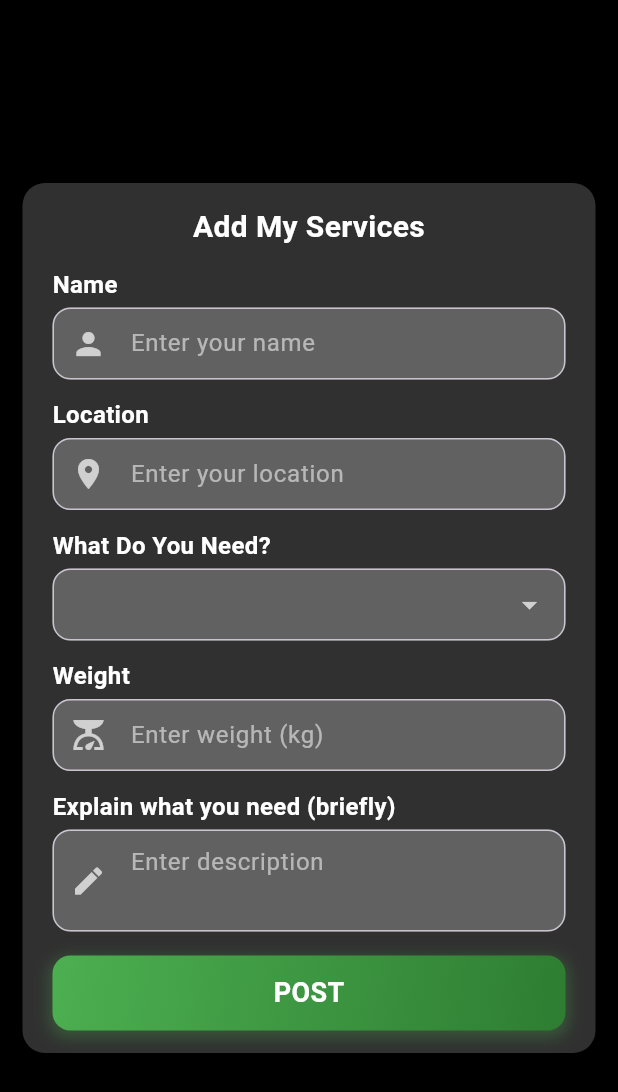
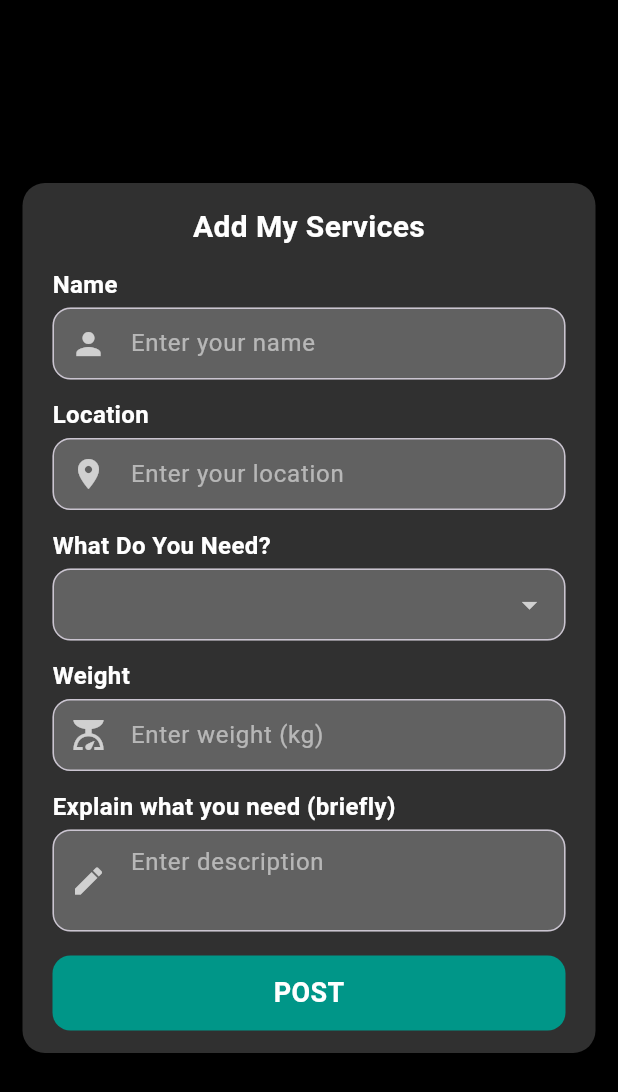
Before and after one commit to Joshuarupasinghe/bio_boost, a Flutter app: the AddMyServicesPage screen opened directly, on a phone screen of 412 x 824 dp. Shown: the top 1092 px of the screen. Run offline on Flutter 3.47's test engine with Material 3 defaults, Android fonts, the phone set to English and light mode, and no system bars; our stand-ins replace cloud_firestore, firebase_auth, firebase_core, fluttertoast, image_picker; accounts and stored records are empty.

Commit message:
enhanced benefit page & add my services
fixed and improved ui of benefit and add my services page

```diff
--- a/lib/screens/Add_MyServices.dart
+++ b/lib/screens/Add_MyServices.dart
@@ -46,7 +46,7 @@ class _AddMyServicesPageState extends State<AddMyServicesPage> {
                 borderRadius: BorderRadius.circular(15),
                 boxShadow: [
                   BoxShadow(
-                    color: Colors.black.withOpacity(0.3),
+                    color: Colors.black,
                     blurRadius: 10,
                     spreadRadius: 3,
                     offset: Offset(0, 4),
@@ -121,20 +121,8 @@ class _AddMyServicesPageState extends State<AddMyServicesPage> {
                       width: double.infinity,
                       padding: EdgeInsets.symmetric(vertical: 12),
                       decoration: BoxDecoration(
-                        gradient: LinearGradient(
-                          colors: [Color(0xFF4CAF50), Color(0xFF2E7D32)],
-                          begin: Alignment.topLeft,
-                          end: Alignment.bottomRight,
-                        ),
+                        color: Colors.teal,
                         borderRadius: BorderRadius.circular(12),
-                        boxShadow: [
-                          BoxShadow(
-                            color: Color(0xFF4CAF50).withOpacity(0.3),
-                            blurRadius: 8,
-                            spreadRadius: 2,
-                            offset: Offset(0, 3),
-                          ),
-                        ],
                       ),
                       child: Center(
                         child: _isLoading
```
Also changed, not shown: lib/screens/benefits.dart (+30 -15 lines).
